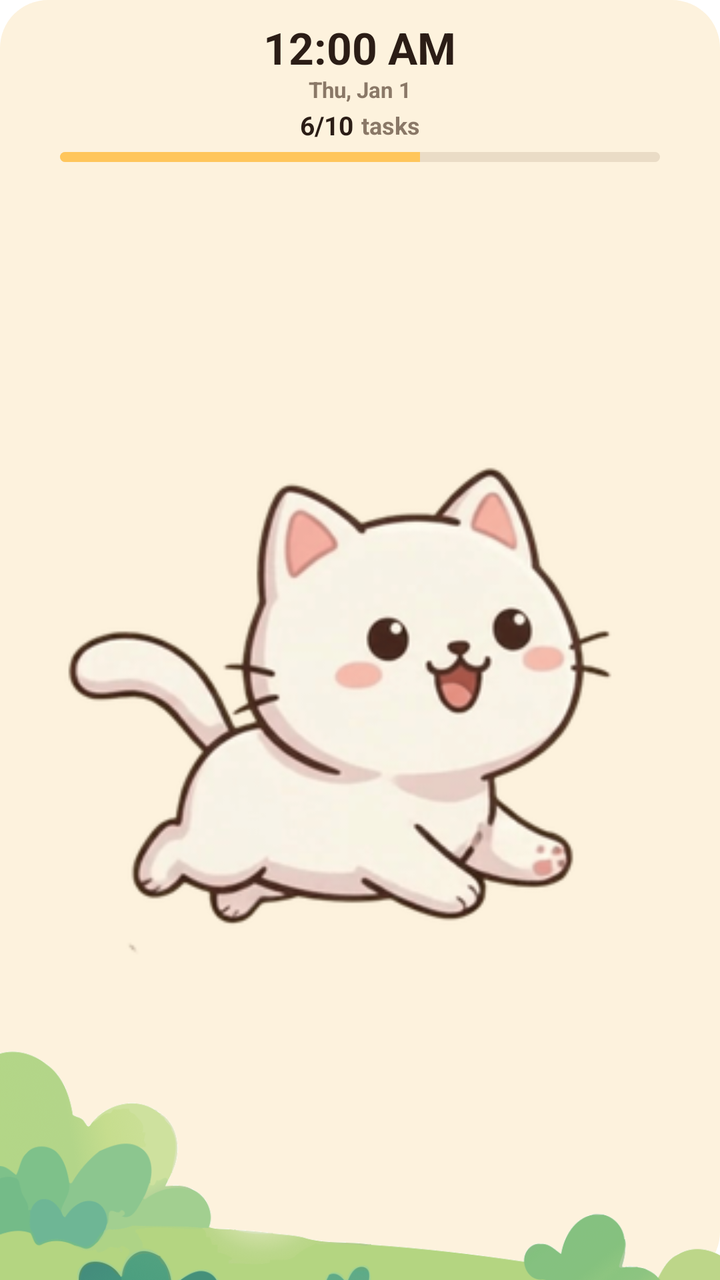
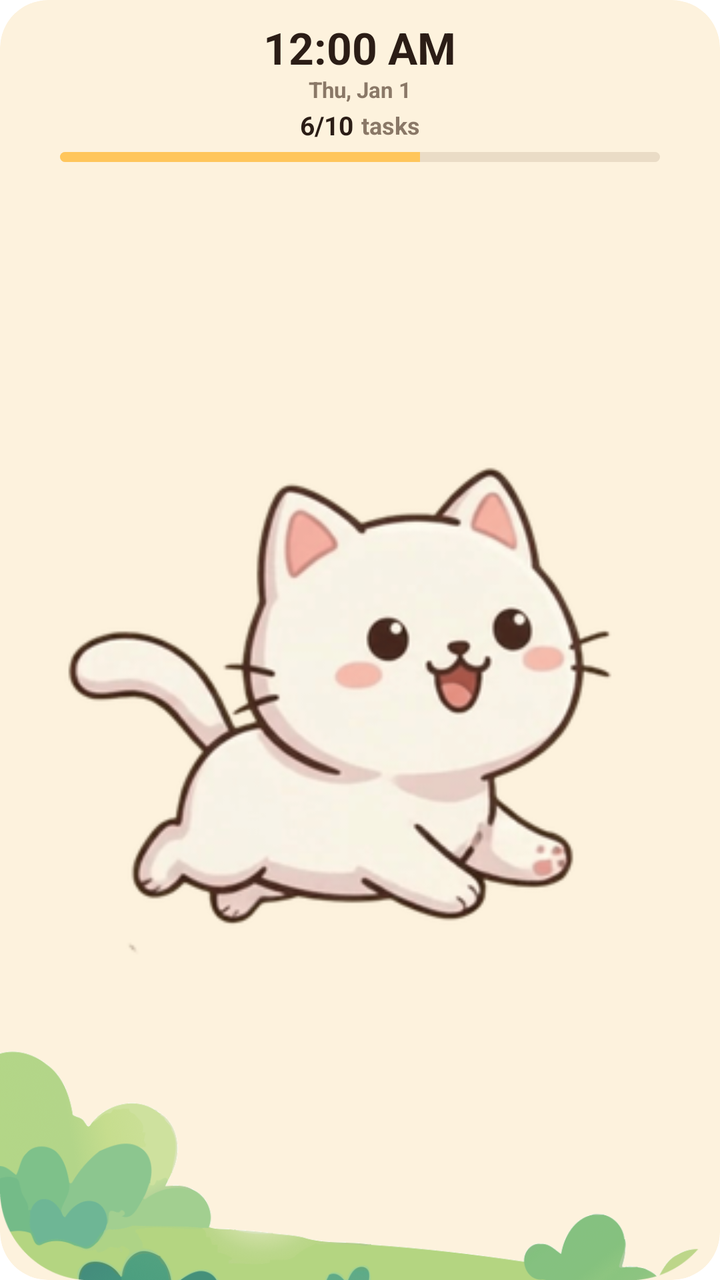

The first picture is an Android layout as it rendered before a commit; the second is the same layout after the commit. The layout source and the unified diff follow.
<!-- AndroidManifest.xml: fallback theme Theme.MaterialComponents.DayNight.NoActionBar -->
<!-- res/layout/todocat_cat_widget.xml -->
<?xml version="1.0" encoding="utf-8"?>
<FrameLayout xmlns:android="http://schemas.android.com/apk/res/android"
    android:id="@+id/widget_cat_root"
    android:layout_width="match_parent"
    android:layout_height="match_parent"
    android:background="@drawable/widget_cat_background">

    
    <ImageView
        android:id="@+id/widget_cat_grass_bg"
        android:layout_width="match_parent"
        android:layout_height="match_parent"
        android:scaleType="fitEnd"
        android:src="@drawable/widget_cat_grass" />

    
    <LinearLayout
        android:layout_width="match_parent"
        android:layout_height="match_parent"
        android:gravity="center_horizontal"
        android:orientation="vertical"
        android:paddingStart="12dp"
        android:paddingTop="12dp"
        android:paddingEnd="12dp"
        android:paddingBottom="4dp">

        
        <TextClock
            android:id="@+id/widget_cat_time"
            android:layout_width="wrap_content"
            android:layout_height="wrap_content"
            android:fontFamily="sans-serif-rounded"
            android:format12Hour="h:mm a"
            android:format24Hour="HH:mm"
            android:includeFontPadding="false"
            android:textColor="#2B1D16"
            android:textSize="22sp"
            android:textStyle="bold" />

        
        <TextClock
            android:id="@+id/widget_cat_date"
            android:layout_width="wrap_content"
            android:layout_height="wrap_content"
            android:layout_marginTop="1dp"
            android:fontFamily="sans-serif-rounded"
            android:format12Hour="EEE, MMM d"
            android:format24Hour="EEE, MMM d"
            android:includeFontPadding="false"
            android:textColor="#8A7867"
            android:textSize="11sp"
            android:textStyle="bold" />

        
        <LinearLayout
            android:id="@+id/widget_cat_ratio_container"
            android:layout_width="wrap_content"
            android:layout_height="wrap_content"
            android:layout_marginTop="4dp"
            android:gravity="center_vertical"
            android:orientation="horizontal">

            <TextView
                android:id="@+id/widget_cat_ratio"
                android:layout_width="wrap_content"
                android:layout_height="wrap_content"
                android:fontFamily="sans-serif-rounded"
                android:includeFontPadding="false"
                android:text="6/10"
                android:textColor="#2B1D16"
                android:textSize="13sp"
                android:textStyle="bold" />

            <TextView
                android:id="@+id/widget_cat_ratio_label"
                android:layout_width="wrap_content"
                android:layout_height="wrap_content"
                android:layout_marginStart="4dp"
                android:fontFamily="sans-serif-rounded"
                android:includeFontPadding="false"
                android:text="tasks"
                android:textColor="#8A7867"
                android:textSize="12sp"
                android:textStyle="bold" />
        </LinearLayout>

        
        <ProgressBar
            android:id="@+id/widget_cat_progress"
            style="?android:attr/progressBarStyleHorizontal"
            android:layout_width="match_parent"
            android:layout_height="5dp"
            android:layout_marginStart="18dp"
            android:layout_marginTop="5dp"
            android:layout_marginEnd="18dp"
            android:max="100"
            android:progress="60"
            android:progressDrawable="@drawable/widget_cat_progress" />

        
        <FrameLayout
            android:id="@+id/widget_cat_container"
            android:layout_width="match_parent"
            android:layout_height="0dp"
            android:layout_weight="1"
            android:layout_marginTop="2dp">

            
            <ViewFlipper
                android:id="@+id/widget_cat_flipper"
                android:layout_width="match_parent"
                android:layout_height="match_parent"
                android:layout_gravity="center"
                android:autoStart="true"
                android:flipInterval="100">

                <ImageView
                    android:id="@+id/widget_cat_frame_0"
                    android:layout_width="match_parent"
                    android:layout_height="match_parent"
                    android:scaleType="fitCenter"
                    android:src="@drawable/cat_white_0" />

                <ImageView
                    android:id="@+id/widget_cat_frame_1"
                    android:layout_width="match_parent"
                    android:layout_height="match_parent"
                    android:scaleType="fitCenter"
                    android:src="@drawable/cat_white_1" />

                <ImageView
                    android:id="@+id/widget_cat_frame_2"
                    android:layout_width="match_parent"
                    android:layout_height="match_parent"
                    android:scaleType="fitCenter"
                    android:src="@drawable/cat_white_2" />

                <ImageView
                    android:id="@+id/widget_cat_frame_3"
                    android:layout_width="match_parent"
                    android:layout_height="match_parent"
                    android:scaleType="fitCenter"
                    android:src="@drawable/cat_white_3" />

                <ImageView
                    android:id="@+id/widget_cat_frame_4"
                    android:layout_width="match_parent"
                    android:layout_height="match_parent"
                    android:scaleType="fitCenter"
                    android:src="@drawable/cat_white_4" />

                <ImageView
                    android:id="@+id/widget_cat_frame_5"
                    android:layout_width="match_parent"
                    android:layout_height="match_parent"
                    android:scaleType="fitCenter"
                    android:src="@drawable/cat_white_5" />

                <ImageView
                    android:id="@+id/widget_cat_frame_6"
                    android:layout_width="match_parent"
                    android:layout_height="match_parent"
                    android:scaleType="fitCenter"
                    android:src="@drawable/cat_white_6" />
            </ViewFlipper>

            
            <ViewFlipper
                android:id="@+id/widget_cat_sleeping"
                android:layout_width="match_parent"
                android:layout_height="match_parent"
                android:layout_gravity="center"
                android:autoStart="true"
                android:flipInterval="350"
                android:visibility="gone">

                <ImageView
                    android:id="@+id/widget_cat_sleep_0"
                    android:layout_width="match_parent"
                    android:layout_height="match_parent"
                    android:scaleType="fitCenter"
                    android:src="@drawable/cat_white_sleep_0" />

                <ImageView
                    android:id="@+id/widget_cat_sleep_1"
                    android:layout_width="match_parent"
                    android:layout_height="match_parent"
                    android:scaleType="fitCenter"
                    android:src="@drawable/cat_white_sleep_1" />

                <ImageView
                    android:id="@+id/widget_cat_sleep_2"
                    android:layout_width="match_parent"
                    android:layout_height="match_parent"
                    android:scaleType="fitCenter"
                    android:src="@drawable/cat_white_sleep_2" />

                <ImageView
                    android:id="@+id/widget_cat_sleep_3"
                    android:layout_width="match_parent"
                    android:layout_height="match_parent"
                    android:scaleType="fitCenter"
                    android:src="@drawable/cat_white_sleep_3" />

                <ImageView
                    android:id="@+id/widget_cat_sleep_4"
                    android:layout_width="match_parent"
                    android:layout_height="match_parent"
                    android:scaleType="fitCenter"
                    android:src="@drawable/cat_white_sleep_4" />

                <ImageView
                    android:id="@+id/widget_cat_sleep_5"
                    android:layout_width="match_parent"
                    android:layout_height="match_parent"
                    android:scaleType="fitCenter"
                    android:src="@drawable/cat_white_sleep_5" />
            </ViewFlipper>
        </FrameLayout>

    </LinearLayout>

</FrameLayout>
<!-- resources referenced by this layout -->
<resources>
  <!-- drawable cat_white_0: png bitmap (drawable-nodpi, 52245 bytes) -->
  <!-- drawable cat_white_1: png bitmap (drawable-nodpi, 53957 bytes) -->
  <!-- drawable cat_white_2: png bitmap (drawable-nodpi, 53964 bytes) -->
  <!-- drawable cat_white_3: png bitmap (drawable-nodpi, 54060 bytes) -->
  <!-- drawable cat_white_4: png bitmap (drawable-nodpi, 56073 bytes) -->
  <!-- drawable cat_white_5: png bitmap (drawable-nodpi, 57547 bytes) -->
  <!-- drawable cat_white_6: png bitmap (drawable-nodpi, 54485 bytes) -->
  <!-- drawable cat_white_sleep_0: png bitmap (drawable-nodpi, 39766 bytes) -->
  <!-- drawable cat_white_sleep_1: png bitmap (drawable-nodpi, 40058 bytes) -->
  <!-- drawable cat_white_sleep_2: png bitmap (drawable-nodpi, 40201 bytes) -->
  <!-- drawable cat_white_sleep_3: png bitmap (drawable-nodpi, 40574 bytes) -->
  <!-- drawable cat_white_sleep_4: png bitmap (drawable-nodpi, 42385 bytes) -->
  <!-- drawable cat_white_sleep_5: png bitmap (drawable-nodpi, 43227 bytes) -->
  <!-- drawable widget_cat_background (drawable) -->
  <?xml version="1.0" encoding="utf-8"?>
  <shape xmlns:android="http://schemas.android.com/apk/res/android"
      android:shape="rectangle">
      <solid android:color="#FDF2DD" />
      <corners android:radius="24dp" />
  </shape>
  <!-- drawable widget_cat_grass: png bitmap (drawable, 52345 bytes) -->
  <!-- drawable widget_cat_progress (drawable) -->
  <?xml version="1.0" encoding="utf-8"?>
  <layer-list xmlns:android="http://schemas.android.com/apk/res/android">
      <item android:id="@android:id/background">
          <shape android:shape="rectangle">
              <corners android:radius="10dp" />
              <solid android:color="#EADCC6" />
          </shape>
      </item>
      <item android:id="@android:id/progress">
          <clip>
              <shape android:shape="rectangle">
                  <corners android:radius="10dp" />
                  <solid android:color="#FFC65C" />
              </shape>
          </clip>
      </item>
  </layer-list>
</resources>

<!-- the commit's change to res/layout/todocat_cat_widget.xml (unified diff, before → after) -->
@@ -3,6 +3,7 @@
     android:id="@+id/widget_cat_root"
     android:layout_width="match_parent"
     android:layout_height="match_parent"
+    android:clipToOutline="true"
     android:background="@drawable/widget_cat_background">
 
     
@@ -10,6 +11,7 @@
         android:id="@+id/widget_cat_grass_bg"
         android:layout_width="match_parent"
         android:layout_height="match_parent"
+        android:clipToOutline="true"
         android:scaleType="fitEnd"
         android:src="@drawable/widget_cat_grass" />
 
<!-- resource entries referenced after the edit -->
@@ -20,7 +20,7 @@
       <solid android:color="#FDF2DD" />
       <corners android:radius="24dp" />
   </shape>
-  <!-- drawable widget_cat_grass: png bitmap (drawable, 52345 bytes) -->
+  <!-- drawable widget_cat_grass: png bitmap (drawable, 57453 bytes) -->
   <!-- drawable widget_cat_progress (drawable) -->
   <?xml version="1.0" encoding="utf-8"?>
   <layer-list xmlns:android="http://schemas.android.com/apk/res/android">
